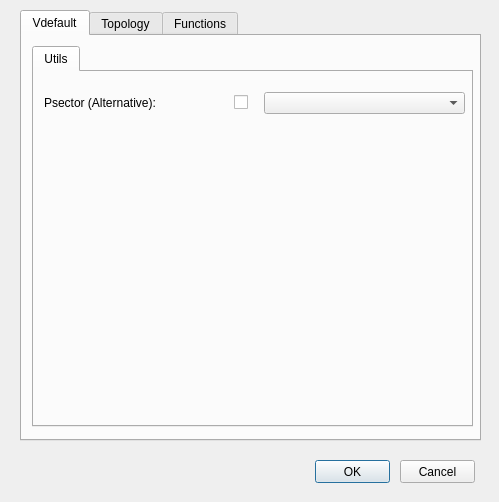
The window that ui/config_master.ui (Giswater/giswater_qgis_plugin) describes before a commit, drawn with Qt 5.
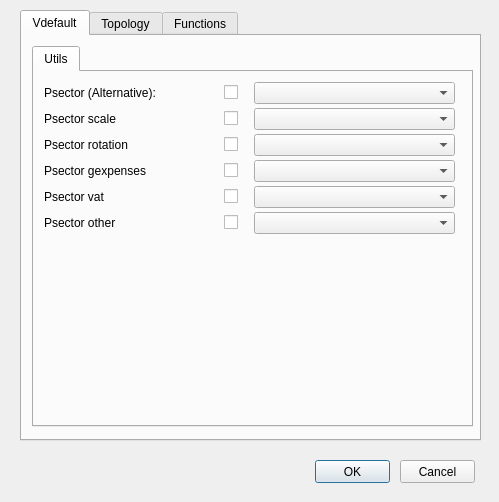
The same window after the commit.

Commit message: add new value_default on config_master.ui wip

The edit to the form file:
```diff
--- a/ui/config_master.ui
+++ b/ui/config_master.ui
@@ -74,8 +74,8 @@
       <widget class="QComboBox" name="psector_vdefault">
        <property name="geometry">
         <rect>
-         <x>230</x>
-         <y>20</y>
+         <x>220</x>
+         <y>10</y>
          <width>201</width>
          <height>22</height>
         </rect>
@@ -85,7 +85,7 @@
        <property name="geometry">
         <rect>
          <x>10</x>
-         <y>20</y>
+         <y>10</y>
          <width>141</width>
          <height>22</height>
         </rect>
@@ -120,8 +120,8 @@
       <widget class="QCheckBox" name="chk_psector_enabled">
        <property name="geometry">
         <rect>
-         <x>200</x>
-         <y>20</y>
+         <x>190</x>
+         <y>10</y>
          <width>20</width>
          <height>21</height>
         </rect>
@@ -130,6 +130,301 @@
         <string/>
        </property>
       </widget>
+      <widget class="QLabel" name="label_psector_scale">
+       <property name="geometry">
+        <rect>
+         <x>10</x>
+         <y>36</y>
+         <width>166</width>
+         <height>22</height>
+        </rect>
+       </property>
+       <property name="font">
+        <font>
+         <pointsize>9</pointsize>
+        </font>
+       </property>
+       <property name="frameShape">
+        <enum>QFrame::NoFrame</enum>
+       </property>
+       <property name="frameShadow">
+        <enum>QFrame::Plain</enum>
+       </property>
+       <property name="text">
+        <string>Psector scale</string>
+       </property>
+       <property name="textFormat">
+        <enum>Qt::AutoText</enum>
+       </property>
+       <property name="scaledContents">
+        <bool>false</bool>
+       </property>
+       <property name="alignment">
+        <set>Qt::AlignLeading|Qt::AlignLeft|Qt::AlignVCenter</set>
+       </property>
+       <property name="margin">
+        <number>3</number>
+       </property>
+      </widget>
+      <widget class="QCheckBox" name="chk_psector_scale_vdefault">
+       <property name="geometry">
+        <rect>
+         <x>190</x>
+         <y>36</y>
+         <width>20</width>
+         <height>21</height>
+        </rect>
+       </property>
+       <property name="text">
+        <string/>
+       </property>
+      </widget>
+      <widget class="QComboBox" name="psector_scale_vdefault">
+       <property name="geometry">
+        <rect>
+         <x>220</x>
+         <y>36</y>
+         <width>201</width>
+         <height>22</height>
+        </rect>
+       </property>
+      </widget>
+      <widget class="QComboBox" name="psector_psector_rotation_vdefault">
+       <property name="geometry">
+        <rect>
+         <x>220</x>
+         <y>62</y>
+         <width>201</width>
+         <height>22</height>
+        </rect>
+       </property>
+      </widget>
+      <widget class="QCheckBox" name="chk_psector_rotation_vdefault">
+       <property name="geometry">
+        <rect>
+         <x>190</x>
+         <y>62</y>
+         <width>20</width>
+         <height>21</height>
+        </rect>
+       </property>
+       <property name="text">
+        <string/>
+       </property>
+      </widget>
+      <widget class="QLabel" name="label_psector_rotation">
+       <property name="geometry">
+        <rect>
+         <x>10</x>
+         <y>62</y>
+         <width>166</width>
+         <height>22</height>
+        </rect>
+       </property>
+       <property name="font">
+        <font>
+         <pointsize>9</pointsize>
+        </font>
+       </property>
+       <property name="frameShape">
+        <enum>QFrame::NoFrame</enum>
+       </property>
+       <property name="frameShadow">
+        <enum>QFrame::Plain</enum>
+       </property>
+       <property name="text">
+        <string>Psector rotation</string>
+       </property>
+       <property name="textFormat">
+        <enum>Qt::AutoText</enum>
+       </property>
+       <property name="scaledContents">
+        <bool>false</bool>
+       </property>
+       <property name="alignment">
+        <set>Qt::AlignLeading|Qt::AlignLeft|Qt::AlignVCenter</set>
+       </property>
+       <property name="margin">
+        <number>3</number>
+       </property>
+      </widget>
+      <widget class="QComboBox" name="psector_gexpenses_vdefault">
+       <property name="geometry">
+        <rect>
+         <x>220</x>
+         <y>88</y>
+         <width>201</width>
+         <height>22</height>
+        </rect>
+       </property>
+      </widget>
+      <widget class="QCheckBox" name="chk_psector_gexpenses_vdefault">
+       <property name="geometry">
+        <rect>
+         <x>190</x>
+         <y>88</y>
+         <width>20</width>
+         <height>21</height>
+        </rect>
+       </property>
+       <property name="text">
+        <string/>
+       </property>
+      </widget>
+      <widget class="QLabel" name="label_psector_gexpenses">
+       <property name="geometry">
+        <rect>
+         <x>10</x>
+         <y>88</y>
+         <width>166</width>
+         <height>22</height>
+        </rect>
+       </property>
+       <property name="font">
+        <font>
+         <pointsize>9</pointsize>
+        </font>
+       </property>
+       <property name="frameShape">
+        <enum>QFrame::NoFrame</enum>
+       </property>
+       <property name="frameShadow">
+        <enum>QFrame::Plain</enum>
+       </property>
+       <property name="text">
+        <string>Psector gexpenses</string>
+       </property>
+       <property name="textFormat">
+        <enum>Qt::AutoText</enum>
+       </property>
+       <property name="scaledContents">
+        <bool>false</bool>
+       </property>
+       <property name="alignment">
+        <set>Qt::AlignLeading|Qt::AlignLeft|Qt::AlignVCenter</set>
+       </property>
+       <property name="margin">
+        <number>3</number>
+       </property>
+      </widget>
+      <widget class="QComboBox" name="psector_vat_vdefault">
+       <property name="geometry">
+        <rect>
+         <x>220</x>
+         <y>114</y>
+         <width>201</width>
+         <height>22</height>
+        </rect>
+       </property>
+      </widget>
+      <widget class="QCheckBox" name="chkpsector_vat_vdefault">
+       <property name="geometry">
+        <rect>
+         <x>190</x>
+         <y>114</y>
+         <width>20</width>
+         <height>21</height>
+        </rect>
+       </property>
+       <property name="text">
+        <string/>
+       </property>
+      </widget>
+      <widget class="QLabel" name="label_psector_vat">
+       <property name="geometry">
+        <rect>
+         <x>10</x>
+         <y>114</y>
+         <width>166</width>
+         <height>22</height>
+        </rect>
+       </property>
+       <property name="font">
+        <font>
+         <pointsize>9</pointsize>
+        </font>
+       </property>
+       <property name="frameShape">
+        <enum>QFrame::NoFrame</enum>
+       </property>
+       <property name="frameShadow">
+        <enum>QFrame::Plain</enum>
+       </property>
+       <property name="text">
+        <string>Psector vat</string>
+       </property>
+       <property name="textFormat">
+        <enum>Qt::AutoText</enum>
+       </property>
+       <property name="scaledContents">
+        <bool>false</bool>
+       </property>
+       <property name="alignment">
+        <set>Qt::AlignLeading|Qt::AlignLeft|Qt::AlignVCenter</set>
+       </property>
+       <property name="margin">
+        <number>3</number>
+       </property>
+      </widget>
+      <widget class="QComboBox" name="psector_other_vdefault">
+       <property name="geometry">
+        <rect>
+         <x>220</x>
+         <y>140</y>
+         <width>201</width>
+         <height>22</height>
+        </rect>
+       </property>
+      </widget>
+      <widget class="QCheckBox" name="chk_psector_other_vdefault">
+       <property name="geometry">
+        <rect>
+         <x>190</x>
+         <y>140</y>
+         <width>20</width>
+         <height>21</height>
+        </rect>
+       </property>
+       <property name="text">
+        <string/>
+       </property>
+      </widget>
+      <widget class="QLabel" name="label_psector_other">
+       <property name="geometry">
+        <rect>
+         <x>10</x>
+         <y>140</y>
+         <width>166</width>
+         <height>22</height>
+        </rect>
+       </property>
+       <property name="font">
+        <font>
+         <pointsize>9</pointsize>
+        </font>
+       </property>
+       <property name="frameShape">
+        <enum>QFrame::NoFrame</enum>
+       </property>
+       <property name="frameShadow">
+        <enum>QFrame::Plain</enum>
+       </property>
+       <property name="text">
+        <string>Psector other</string>
+       </property>
+       <property name="textFormat">
+        <enum>Qt::AutoText</enum>
+       </property>
+       <property name="scaledContents">
+        <bool>false</bool>
+       </property>
+       <property name="alignment">
+        <set>Qt::AlignLeading|Qt::AlignLeft|Qt::AlignVCenter</set>
+       </property>
+       <property name="margin">
+        <number>3</number>
+       </property>
+      </widget>
      </widget>
     </widget>
    </widget>
```
